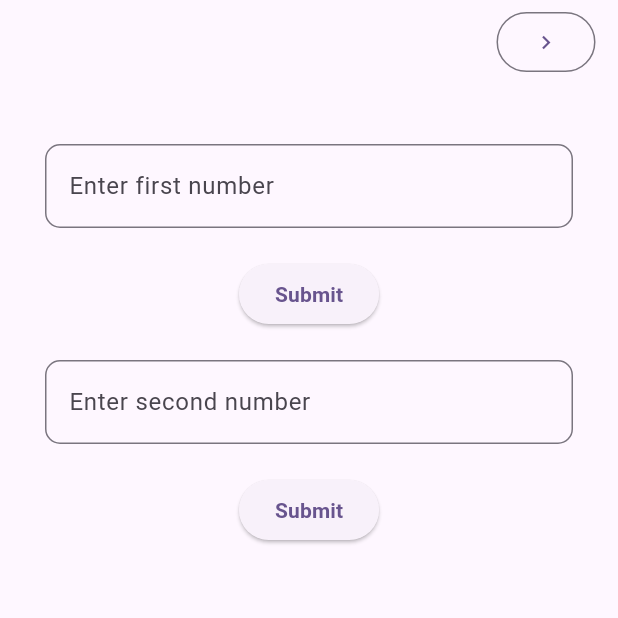
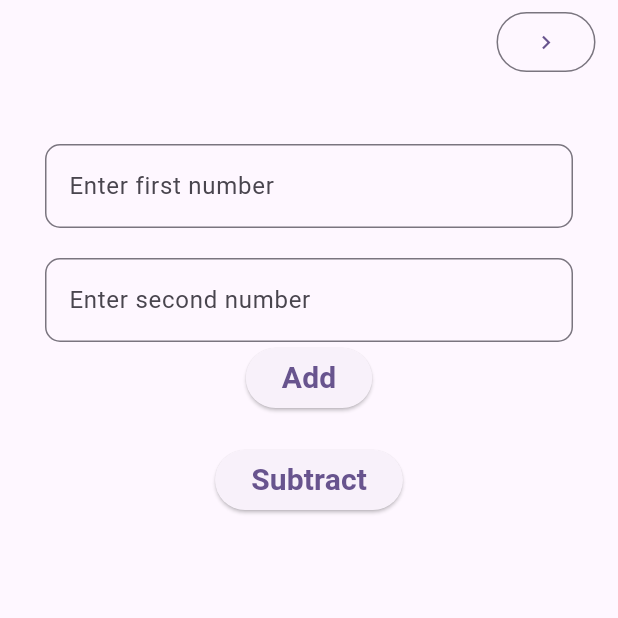
Before and after one commit to adhilmubarack/taskusingprovider, a Flutter app: the screen it shows after launch, on a phone screen of 412 x 824 dp, the top half of it. Run offline on Flutter 3.47's test engine with Material 3 defaults, Android fonts, the phone set to English and light mode, and no system bars.

Commit message:
25-10-2024

```diff
--- a/lib/Classfile.dart
+++ b/lib/Classfile.dart
@@ -1,26 +1,16 @@
-import 'dart:ffi';
-import 'dart:nativewrappers/_internal/vm/lib/core_patch.dart';
-
-import 'package:flutter/cupertino.dart';
 import 'package:flutter/material.dart';
 
-class Addsub with ChangeNotifier {
-
-
+class AddSub with ChangeNotifier {
   int _result = 0;
   int get result => _result;
 
+  void add(int a, int b) {
+    _result = a + b;
+    notifyListeners();
+  }
 
-
-  void Add(a,b)
-{
-_result = a + b;
-notifyListeners();
-
-void Sub(){
-  _result = a - b;
-  notifyListeners();
+  void sub(int a, int b) {
+    _result = a - b;
+    notifyListeners();
+  }
 }
-
-}
-}
--- a/lib/Textformfieldpage.dart
+++ b/lib/Textformfieldpage.dart
@@ -1,6 +1,7 @@
 import 'package:flutter/cupertino.dart';
 import 'package:flutter/material.dart';
 import 'package:newtask/Classfile.dart';
+import 'package:newtask/Result.dart';
 import 'package:newtask/buttonpage.dart';
 import 'package:provider/provider.dart';
 
@@ -12,8 +13,9 @@ class Textformfieldpage extends StatefulWidget {
 }
 
 class _TextformfieldpageState extends State<Textformfieldpage> {
-  TextEditingController fist = TextEditingController();
+  TextEditingController first = TextEditingController();
   TextEditingController second = TextEditingController();
+
   @override
   Widget build(BuildContext context) {
     return Scaffold(
@@ -25,7 +27,7 @@ class _TextformfieldpageState extends State<Textformfieldpage> {
                 onPressed: () {
                   Navigator.push(context, MaterialPageRoute(
                     builder: (context) {
-                      return Buttonpage();
+                      return Result();
                     },
                   ));
                 },
@@ -39,6 +41,7 @@ class _TextformfieldpageState extends State<Textformfieldpage> {
             padding: const EdgeInsets.only(left: 30, right: 30, top: 40),
             child: Center(
               child: TextFormField(
+                controller: first,
                 decoration: InputDecoration(
                     hintText: ("Enter first number"),
                     border: OutlineInputBorder(
@@ -48,22 +51,10 @@ class _TextformfieldpageState extends State<Textformfieldpage> {
             ),
           ),
           Padding(
-            padding: const EdgeInsets.only(top: 20),
-            child: ElevatedButton(
-                onPressed: () {
-                  int a = int.parse(fist.text);
-                  int b = int.parse(second.text);
-                  Provider.of<Addsub>(context, listen: false).Add(a, b);
-                },
-                child: Text(
-                  "Submit",
-                  style: TextStyle(fontWeight: FontWeight.bold),
-                )),
-          ),
-          Padding(
             padding: const EdgeInsets.only(left: 30, right: 30, top: 20),
             child: Center(
               child: TextFormField(
+                controller: second,
                 decoration: InputDecoration(
                     hintText: ("Enter second number"),
                     border: OutlineInputBorder(
@@ -72,14 +63,39 @@ class _TextformfieldpageState extends State<Textformfieldpage> {
               ),
             ),
           ),
+          Row(
+            mainAxisAlignment: MainAxisAlignment.center,
+            children: [
+              ElevatedButton(
+                  onPressed: () {
+                    int a= int.parse(first.text);
+                    int b= int.parse(second.text);
+                    Provider.of<AddSub>(context, listen: false).add(a,b);
+                  },
+                  child: Text(
+                    "Add",
+                    style: TextStyle(fontWeight: FontWeight.bold, fontSize: 20),
+                  )),
+            ],
+          ),
           Padding(
-            padding: const EdgeInsets.only(top: 20),
-            child: ElevatedButton(
-                onPressed: () {},
-                child: Text(
-                  "Submit",
-                  style: TextStyle(fontWeight: FontWeight.bold),
-                )),
+            padding: const EdgeInsets.only(top: 20.0),
+            child: Row(
+              mainAxisAlignment: MainAxisAlignment.center,
+              children: [
+                ElevatedButton(
+                    onPressed: () {
+                      int a= int.parse(first.text);
+                      int b= int.parse(second.text);
+                      Provider.of<AddSub>(context, listen: false).sub(a,b);
+                    },
+                    child: Text(
+                      "Subtract",
+                      style:
+                          TextStyle(fontWeight: FontWeight.bold, fontSize: 20),
+                    )),
+              ],
+            ),
           )
         ],
       ),
--- a/lib/main.dart
+++ b/lib/main.dart
@@ -5,7 +5,7 @@ import 'package:provider/provider.dart';
 import 'Textformfieldpage.dart';
 
 void main() {
-  runApp(ChangeNotifierProvider(create: (context) => Addsub(),
+  runApp(ChangeNotifierProvider(create: (context) => AddSub(),
       child: MyApp()));
 }
 
```
Also changed, not shown: lib/Result.dart (+5 -6 lines), lib/buttonpage.dart (+66 -60 lines).
